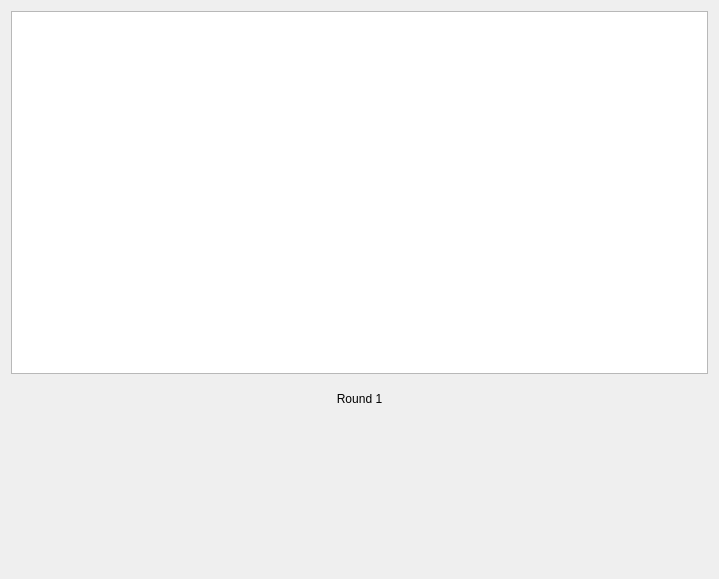
This is roundTab.ui in Dedster2/DedBoxing as Qt 5 draws it before an edit. The edited form follows.
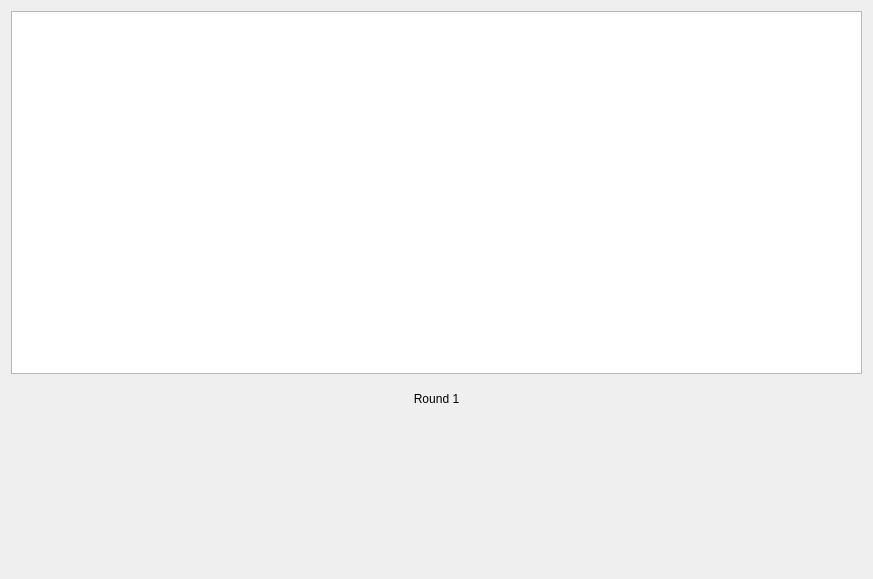
This is the edited form. Custom widgets are drawn as their Qt base class.

The edit to the form file:
```diff
--- a/roundTab.ui
+++ b/roundTab.ui
@@ -9,14 +9,17 @@
    <rect>
     <x>0</x>
     <y>0</y>
-    <width>719</width>
+    <width>873</width>
     <height>579</height>
    </rect>
   </property>
   <property name="windowTitle">
    <string>roundTab</string>
   </property>
-  <layout class="QHBoxLayout" name="horizontalLayout_2">
+  <layout class="QHBoxLayout" name="horizontalLayout" stretch="2">
+   <property name="sizeConstraint">
+    <enum>QLayout::SetDefaultConstraint</enum>
+   </property>
    <item>
     <layout class="QVBoxLayout" name="verticalLayout" stretch="10,1,4">
      <property name="sizeConstraint">
```
